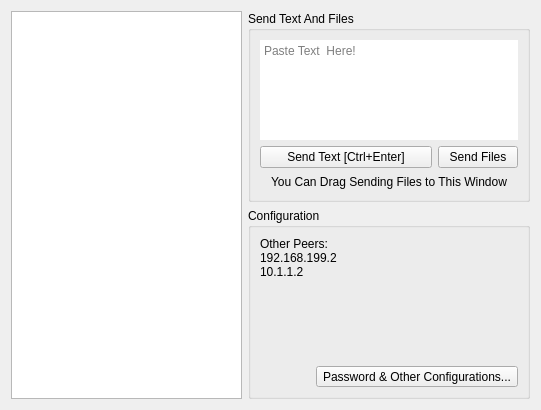
Qt form main.ui (hgoldfish/lafdup) before a commit.
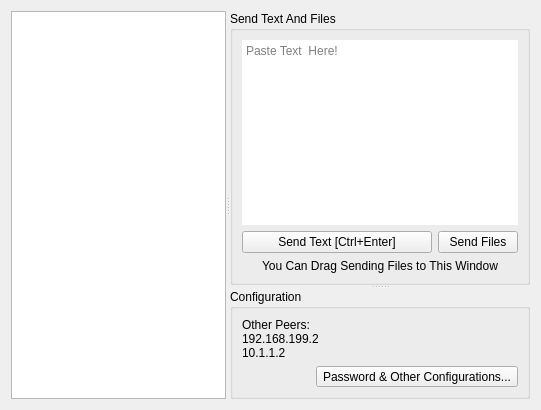
The same form after that commit. Icons and pictures are not drawn.

Patch:
```diff
--- a/main.ui
+++ b/main.ui
@@ -13,8 +13,12 @@
   <property name="windowTitle">
    <string>Sync Clipboard</string>
   </property>
-  <layout class="QHBoxLayout" name="horizontalLayout" stretch="90,110">
+  <layout class="QHBoxLayout" name="horizontalLayout" stretch="90">
    <item>
+    <widget class="QSplitter" name="splitter_2">
+     <property name="orientation">
+      <enum>Qt::Horizontal</enum>
+     </property>
     <widget class="QListView" name="lstCopyPaste">
      <property name="horizontalScrollBarPolicy">
       <enum>Qt::ScrollBarAlwaysOff</enum>
@@ -26,11 +30,17 @@
       <bool>true</bool>
      </property>
     </widget>
-   </item>
-   <item>
-    <layout class="QVBoxLayout" name="verticalLayout_3" stretch="100,100">
-     <item>
+     <widget class="QSplitter" name="splitter">
+      <property name="orientation">
+       <enum>Qt::Vertical</enum>
+      </property>
       <widget class="QGroupBox" name="groupBox">
+       <property name="minimumSize">
+        <size>
+         <width>300</width>
+         <height>0</height>
+        </size>
+       </property>
        <property name="title">
         <string>Send Text And Files</string>
        </property>
@@ -46,7 +56,7 @@
           <property name="maximumSize">
            <size>
             <width>16777215</width>
-            <height>100</height>
+            <height>16777215</height>
            </size>
           </property>
           <property name="frameShape">
@@ -105,8 +115,6 @@
         </item>
        </layout>
       </widget>
-     </item>
-     <item>
       <widget class="QGroupBox" name="groupBox_2">
        <property name="sizePolicy">
         <sizepolicy hsizetype="Preferred" vsizetype="Expanding">
@@ -169,8 +177,8 @@
         </item>
        </layout>
       </widget>
-     </item>
-    </layout>
+     </widget>
+    </widget>
    </item>
   </layout>
   <action name="actionSetToClipboard">
```
Lines whose indentation alone changed are shown as unchanged.
